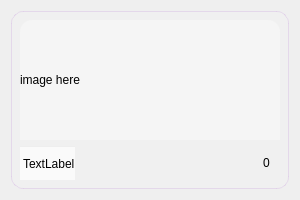
This is python_application/gui/ui_files/image_widget.ui in MohammadIbraheem71/Image_filter_applicator as Qt 5 draws it before an edit. The edited form follows.
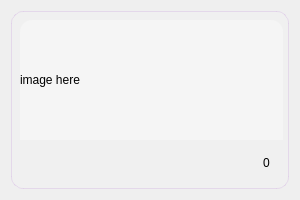
This is the edited form. Icons and pictures are not drawn.

Commit message: added multi threading for the image loading part. fixed backend to support fetching gallery for signed in user and non signed in user.

What changed in the file:
```diff
--- a/python_application/gui/ui_files/image_widget.ui
+++ b/python_application/gui/ui_files/image_widget.ui
@@ -80,8 +80,8 @@
         </property>
         <property name="minimumSize">
          <size>
-          <width>250</width>
-          <height>110</height>
+          <width>263</width>
+          <height>120</height>
          </size>
         </property>
         <property name="maximumSize">
@@ -101,7 +101,7 @@
       <item>
        <layout class="QHBoxLayout" name="horizontalLayout">
         <property name="spacing">
-         <number>-1</number>
+         <number>6</number>
         </property>
         <property name="sizeConstraint">
          <enum>QLayout::SizeConstraint::SetDefaultConstraint</enum>
@@ -119,29 +119,17 @@
          <number>0</number>
         </property>
         <item>
-         <widget class="QLabel" name="img_info">
-          <property name="sizePolicy">
-           <sizepolicy hsizetype="Fixed" vsizetype="Fixed">
-            <horstretch>0</horstretch>
-            <verstretch>0</verstretch>
-           </sizepolicy>
+         <spacer name="horizontalSpacer">
+          <property name="orientation">
+           <enum>Qt::Orientation::Horizontal</enum>
           </property>
-          <property name="minimumSize">
+          <property name="sizeHint" stdset="0">
            <size>
-            <width>0</width>
+            <width>40</width>
             <height>20</height>
            </size>
           </property>
-          <property name="maximumSize">
-           <size>
-            <width>200</width>
-            <height>400</height>
-           </size>
-          </property>
-          <property name="text">
-           <string>TextLabel</string>
-          </property>
-         </widget>
+         </spacer>
         </item>
         <item>
          <widget class="QPushButton" name="magnify_btn">
@@ -169,8 +157,8 @@
           </property>
           <property name="iconSize">
            <size>
-            <width>40</width>
-            <height>40</height>
+            <width>30</width>
+            <height>30</height>
            </size>
           </property>
          </widget>
```
Left out of the diff: 12 changed lines with no effect on the pictures. The commit also changes 11 other files.
